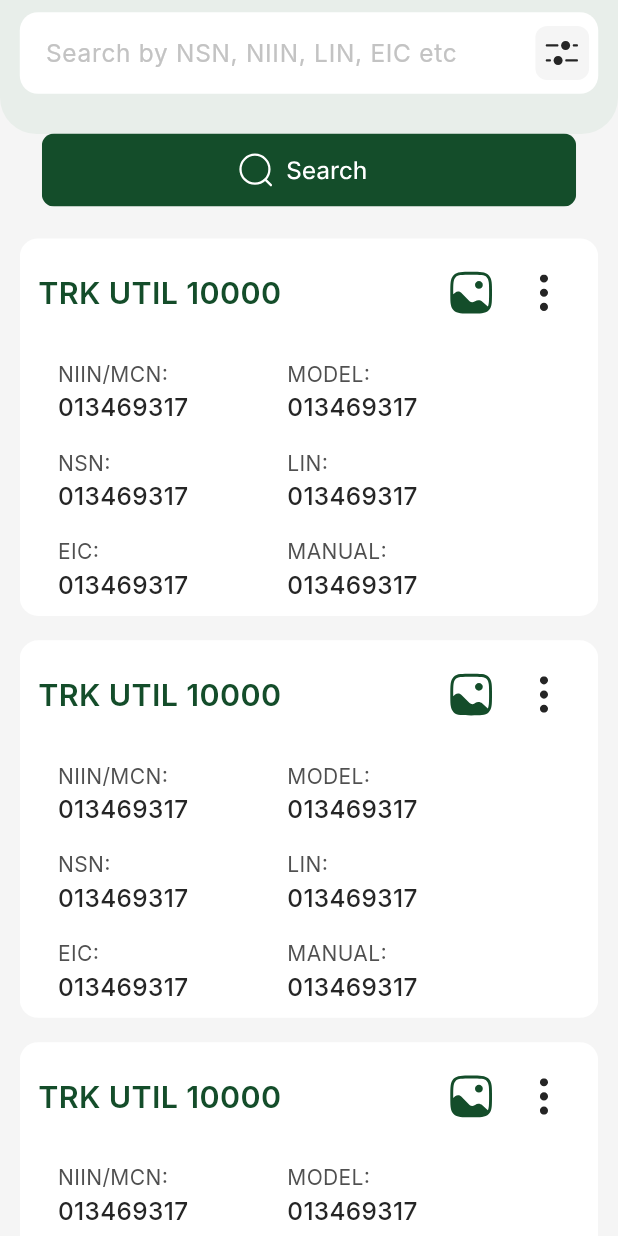
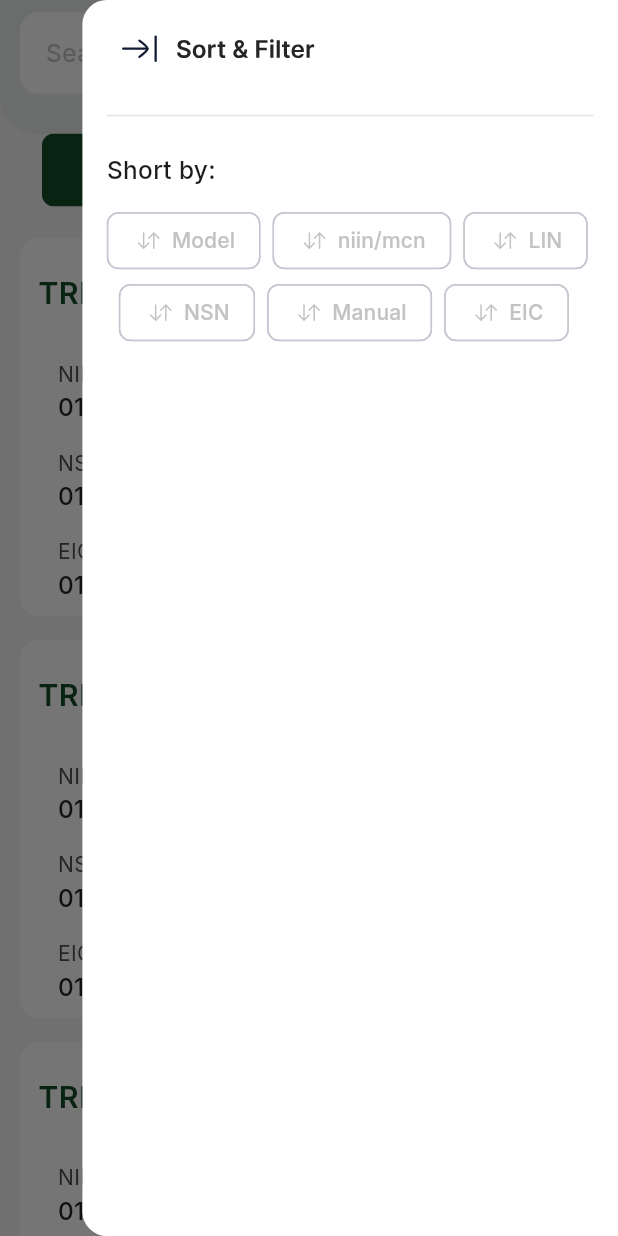
Before and after one commit to sajidrec/flutter_nsn, a Flutter app: the HomeSearchResultPage screen opened directly with empty values, with the side drawer open (before the commit the screen has no drawer), on a phone screen of 412 x 824 dp. Run offline on Flutter 3.47's test engine with Material 3 defaults, Android fonts, the phone set to English and light mode, and no system bars; our stand-ins replace cached_network_image, flutter_screenutil, flutter_svg, get, google_fonts, pinput; statements that could not run were skipped.

Commit message:
- add short by section

```diff
--- a/lib/app/core/constants/app_assets.dart
+++ b/lib/app/core/constants/app_assets.dart
@@ -31,4 +31,9 @@ class AppAssets {
   static const String new_bounties_icon = "assets/icons/new_bounties_icon.svg";
   static const String select_multiple_icon =
       "assets/icons/select_multiple_icon.svg";
+  static const String short_and_filter_text =
+      "assets/images/short_and_filter_text.svg";
+
+  static const String up_down_arrow_icon =
+      "assets/icons/up_down_arrow_icon.svg";
 }
--- a/lib/app/core/constants/app_colors.dart
+++ b/lib/app/core/constants/app_colors.dart
@@ -13,4 +13,5 @@ class AppColors {
   static const Color semiGreenPinPutBG = Color(0xffB9CAC0);
   static const Color pinputBorderGreen = Color(0xff196843);
   static const Color lightGreenBg = Color(0xffE8EEEA);
+  static const Color dividerColor = Color(0xffE1E1E1);
 }
--- a/lib/app/modules/home_page/presentation/views/home_search_result_page.dart
+++ b/lib/app/modules/home_page/presentation/views/home_search_result_page.dart
@@ -2,6 +2,7 @@ import 'package:flutter/material.dart';
 import 'package:flutter_screenutil/flutter_screenutil.dart';
 import 'package:flutter_svg/svg.dart';
 import 'package:get/get.dart';
+import 'package:google_fonts/google_fonts.dart';
 import 'package:nsn/app/modules/home_page/presentation/controllers/home_search_result_page_controller.dart';
 import 'package:nsn/app/modules/home_page/presentation/widgets/home_search_text_field_widget.dart';
 
@@ -10,14 +11,75 @@ import '../../../../core/constants/app_colors.dart';
 import '../widgets/search_result_element_widget.dart';
 
 class HomeSearchResultPage extends StatelessWidget {
-  const HomeSearchResultPage({super.key, required this.searchKeyword});
+  HomeSearchResultPage({super.key, required this.searchKeyword});
 
   final String searchKeyword;
+  final GlobalKey<ScaffoldState> scaffoldKey = GlobalKey<ScaffoldState>();
 
   @override
   Widget build(BuildContext context) {
     return SafeArea(
       child: Scaffold(
+        key: scaffoldKey,
+        endDrawer: SizedBox(
+          width: 325.w,
+          child: Drawer(
+            backgroundColor: Colors.white,
+            shape: RoundedRectangleBorder(
+              borderRadius: BorderRadius.only(
+                topLeft: Radius.circular(16.r),
+                bottomLeft: Radius.circular(16.r),
+              ),
+            ),
+            child: ListView(
+              padding: EdgeInsets.zero,
+              children: [
+                Padding(
+                  padding: EdgeInsets.all(16.sp),
+                  child: Column(
+                    crossAxisAlignment: CrossAxisAlignment.start,
+                    children: [
+                      SvgPicture.asset(
+                        AppAssets.short_and_filter_text,
+                        width: 132.w,
+                        height: 32.h,
+                      ),
+                      SizedBox(height: 20.h),
+                      Divider(color: AppColors.dividerColor),
+                      SizedBox(height: 16.h),
+                      Text(
+                        "Short by:",
+                        style: GoogleFonts.inter(
+                          fontSize: 16.sp,
+                          fontWeight: FontWeight.w500,
+                        ),
+                      ),
+
+                      SizedBox(height: 12.h),
+
+                      Wrap(
+                        children: [
+                          _buildShortByTagElement(tagName: 'Model'),
+                          SizedBox(width: 8),
+                          _buildShortByTagElement(tagName: 'niin/mcn'),
+                          SizedBox(width: 8),
+                          _buildShortByTagElement(tagName: 'LIN'),
+                          SizedBox(width: 8),
+                          _buildShortByTagElement(tagName: 'NSN'),
+                          SizedBox(width: 8),
+                          _buildShortByTagElement(tagName: 'Manual'),
+                          SizedBox(width: 8),
+                          _buildShortByTagElement(tagName: 'EIC'),
+                        ],
+                      ),
+                    ],
+                  ),
+                ),
+              ],
+            ),
+          ),
+        ),
+
         body: Stack(
           children: [
             Container(
@@ -43,6 +105,7 @@ class HomeSearchResultPage extends StatelessWidget {
                         iconPath: AppAssets.filterIcon,
                         hintText: "Search by NSN, NIIN, LIN, EIC etc",
                         isPasswordTextField: false,
+                        scaffoldKey: scaffoldKey,
                       );
                     },
                   ),
@@ -90,6 +153,24 @@ class HomeSearchResultPage extends StatelessWidget {
     );
   }
 
+  Chip _buildShortByTagElement({required String tagName}) {
+    return Chip(
+      backgroundColor: Colors.white,
+      label: Row(
+        mainAxisSize: MainAxisSize.min, // important!
+        children: [
+          SvgPicture.asset(
+            AppAssets.up_down_arrow_icon,
+            height: 20.h,
+            width: 20.w,
+          ),
+          SizedBox(width: 4.w),
+          Text(tagName, style: TextStyle(color: AppColors.hintTextColor)),
+        ],
+      ),
+    );
+  }
+
   InkWell _buildSearchButton({required VoidCallback? onTap}) {
     return InkWell(
       onTap: onTap,
--- a/lib/app/modules/home_page/presentation/widgets/home_search_text_field_widget.dart
+++ b/lib/app/modules/home_page/presentation/widgets/home_search_text_field_widget.dart
@@ -12,12 +12,14 @@ class HomeSearchTextFieldWidget extends StatefulWidget {
     required this.iconPath,
     required this.hintText,
     required this.isPasswordTextField,
+    required this.scaffoldKey,
   });
 
   final TextEditingController tec;
   final String iconPath;
   final String hintText;
   final bool isPasswordTextField;
+  final scaffoldKey;
 
   @override
   State<HomeSearchTextFieldWidget> createState() =>
@@ -34,11 +36,16 @@ class _HomeSearchTextFieldWidgetState extends State<HomeSearchTextFieldWidget> {
       obscureText: hidePassword,
       decoration: InputDecoration(
         contentPadding: EdgeInsets.symmetric(horizontal: 12.w, vertical: 15.h),
-        suffixIcon: SvgPicture.asset(
-          widget.iconPath,
-          width: 24.w,
-          height: 24.h,
-          fit: BoxFit.scaleDown,
+        suffixIcon: InkWell(
+          onTap: () {
+            widget.scaffoldKey.currentState!.openEndDrawer();
+          },
+          child: SvgPicture.asset(
+            widget.iconPath,
+            width: 24.w,
+            height: 24.h,
+            fit: BoxFit.scaleDown,
+          ),
         ),
         hintText: widget.hintText,
         hintStyle: GoogleFonts.inter(
--- a/lib/main.dart
+++ b/lib/main.dart
@@ -2,6 +2,7 @@ import 'package:flutter/material.dart';
 import 'package:flutter/services.dart';
 import 'package:flutter_screenutil/flutter_screenutil.dart';
 import 'package:get/get.dart';
+import 'package:google_fonts/google_fonts.dart';
 import 'package:nsn/app/core/constants/app_colors.dart';
 
 import 'app/routes/app_pages.dart';
@@ -31,7 +32,11 @@ class MyApp extends StatelessWidget {
       child: GetMaterialApp(
         initialRoute: AppRoutes.splashRoute,
         getPages: AppPages.pages,
-        theme: ThemeData(scaffoldBackgroundColor: AppColors.bgWhite),
+
+        theme: ThemeData(
+          scaffoldBackgroundColor: AppColors.bgWhite,
+          textTheme: GoogleFonts.interTextTheme(Theme.of(context).textTheme),
+        ),
       ),
     );
   }
```
Also changed, not shown: assets/icons/up_down_arrow_icon.svg (added), assets/images/short_and_filter_text.svg (added).
